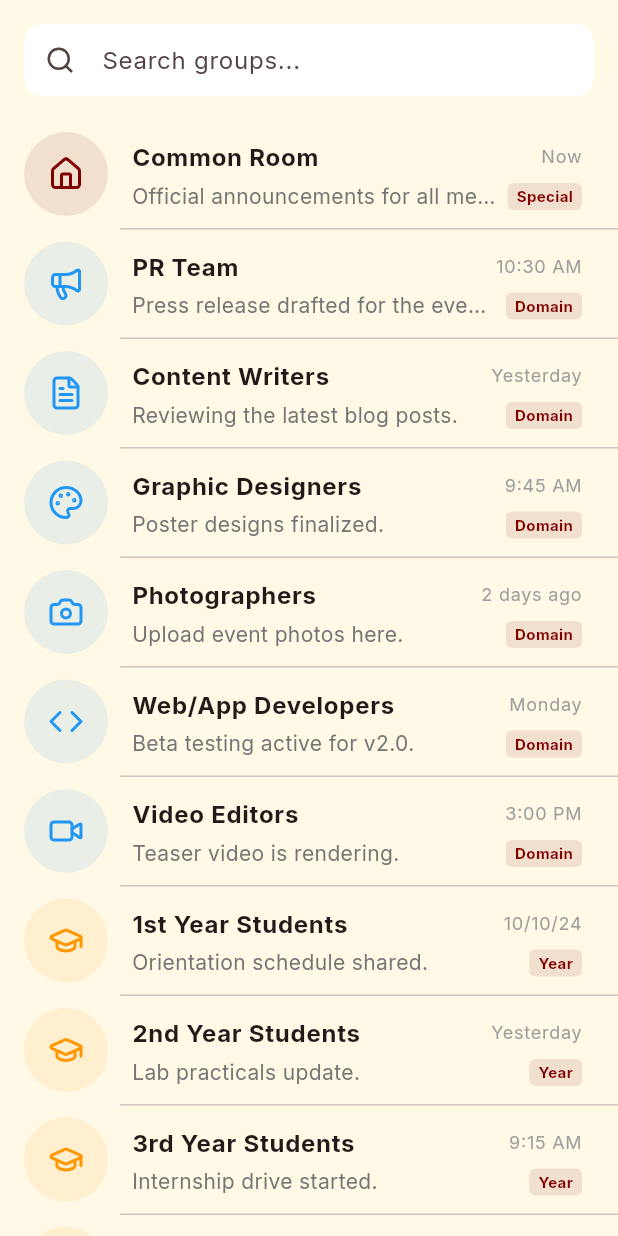
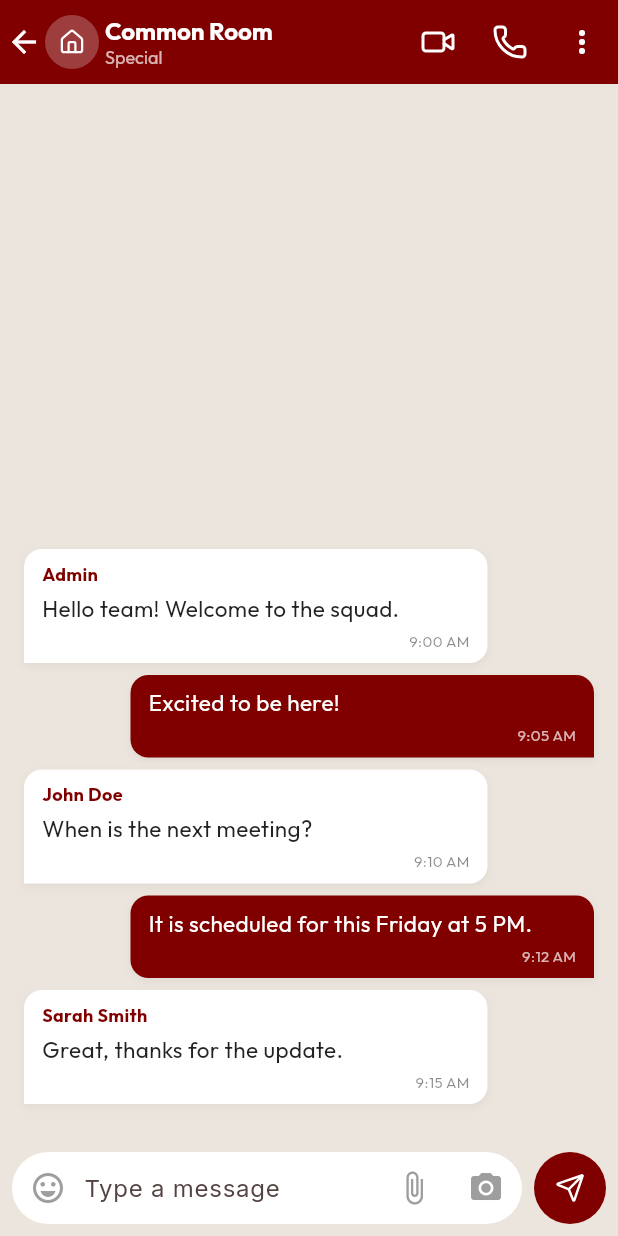
Before and after one commit to sayanjc3639q/hitian-inisde-management-app-supabase, a Flutter app: the ChatsPage widget shown alone on an empty page, opened directly, after a tap on "Common Room", on a phone screen of 412 x 824 dp. Run offline on Flutter 3.47's test engine with Material 3 defaults, Android fonts, the phone set to English and light mode, and no system bars; our stand-ins replace google_fonts, lucide_icons.

Commit message:
feat: implement WhatsApp-style inner chat page and integrate navigation

```diff
--- /dev/null
+++ b/lib/chat_detail_page.dart
@@ -0,0 +1,272 @@
+import 'package:flutter/material.dart';
+import 'package:lucide_icons/lucide_icons.dart';
+import 'package:google_fonts/google_fonts.dart';
+import 'theme.dart';
+
+class ChatDetailPage extends StatefulWidget {
+  final String groupName;
+  final String groupType;
+  final IconData icon;
+
+  const ChatDetailPage({
+    super.key,
+    required this.groupName,
+    required this.groupType,
+    required this.icon,
+  });
+
+  @override
+  State<ChatDetailPage> createState() => _ChatDetailPageState();
+}
+
+class _ChatDetailPageState extends State<ChatDetailPage> {
+  final TextEditingController _messageController = TextEditingController();
+  final List<Message> _messages = [
+    Message(text: "Hello team! Welcome to the squad.", isMe: false, time: "9:00 AM", sender: "Admin"),
+    Message(text: "Excited to be here!", isMe: true, time: "9:05 AM"),
+    Message(text: "When is the next meeting?", isMe: false, time: "9:10 AM", sender: "John Doe"),
+    Message(text: "It is scheduled for this Friday at 5 PM.", isMe: true, time: "9:12 AM"),
+    Message(text: "Great, thanks for the update.", isMe: false, time: "9:15 AM", sender: "Sarah Smith"),
+  ];
+
+  void _sendMessage() {
+    if (_messageController.text.trim().isNotEmpty) {
+      setState(() {
+        _messages.add(Message(
+          text: _messageController.text.trim(),
+          isMe: true,
+          time: TimeOfDay.now().format(context),
+        ));
+        _messageController.clear();
+      });
+    }
+  }
+
+  @override
+  Widget build(BuildContext context) {
+    return Scaffold(
+      backgroundColor: const Color(0xFFECE5DD), // Classic WhatsApp background color
+      appBar: AppBar(
+        titleSpacing: 0,
+        leadingWidth: 70,
+        leading: Row(
+          children: [
+            const SizedBox(width: 4),
+            InkWell(
+              onTap: () => Navigator.pop(context),
+              borderRadius: BorderRadius.circular(20),
+              child: Row(
+                children: [
+                  const Icon(Icons.arrow_back, size: 24),
+                  const SizedBox(width: 2),
+                  CircleAvatar(
+                    radius: 18,
+                    backgroundColor: Colors.white24,
+                    child: Icon(widget.icon, color: Colors.white, size: 18),
+                  ),
+                ],
+              ),
+            ),
+          ],
+        ),
+        title: InkWell(
+          onTap: () {
+            // Group info
+          },
+          child: Container(
+            width: double.infinity,
+            padding: const EdgeInsets.symmetric(vertical: 8),
+            child: Column(
+              crossAxisAlignment: CrossAxisAlignment.start,
+              children: [
+                Text(
+                  widget.groupName,
+                  style: GoogleFonts.outfit(
+                    fontSize: 16,
+                    fontWeight: FontWeight.bold,
+                    color: Colors.white,
+                  ),
+                ),
+                Text(
+                  widget.groupType,
+                  style: GoogleFonts.outfit(
+                    fontSize: 12,
+                    color: Colors.white70,
+                  ),
+                ),
+              ],
+            ),
+          ),
+        ),
+        actions: [
+          IconButton(icon: const Icon(LucideIcons.video), onPressed: () {}),
+          IconButton(icon: const Icon(LucideIcons.phone), onPressed: () {}),
+          IconButton(icon: const Icon(Icons.more_vert), onPressed: () {}),
+        ],
+      ),
+      body: Stack(
+        children: [
+          // Background pattern placeholder (optional)
+          Opacity(
+            opacity: 0.05,
+            child: Image.asset(
+              'assets/images/chat_bg.png', // You can add a subtle pattern here
+              fit: BoxFit.cover,
+              width: double.infinity,
+              height: double.infinity,
+              errorBuilder: (context, error, stackTrace) => const SizedBox.shrink(),
+            ),
+          ),
+          Column(
+            children: [
+              Expanded(
+                child: ListView.builder(
+                  padding: const EdgeInsets.all(16),
+                  reverse: true, // Show latest messages at the bottom
+                  itemCount: _messages.length,
+                  itemBuilder: (context, index) {
+                    final message = _messages.reversed.toList()[index];
+                    return _buildMessageBubble(message);
+                  },
+                ),
+              ),
+              _buildInputBar(),
+            ],
+          ),
+        ],
+      ),
+    );
+  }
+
+  Widget _buildMessageBubble(Message message) {
+    return Align(
+      alignment: message.isMe ? Alignment.centerRight : Alignment.centerLeft,
+      child: Container(
+        margin: const EdgeInsets.only(bottom: 8),
+        padding: const EdgeInsets.symmetric(horizontal: 12, vertical: 8),
+        decoration: BoxDecoration(
+          color: message.isMe ? AppTheme.maroon : Colors.white,
+          borderRadius: BorderRadius.only(
+            topLeft: const Radius.circular(12),
+            topRight: const Radius.circular(12),
+            bottomLeft: message.isMe ? const Radius.circular(12) : Radius.zero,
+            bottomRight: message.isMe ? Radius.zero : const Radius.circular(12),
+          ),
+          boxShadow: [
+            BoxShadow(
+              color: Colors.black.withOpacity(0.05),
+              blurRadius: 4,
+              offset: const Offset(0, 2),
+            ),
+          ],
+        ),
+        constraints: BoxConstraints(
+          maxWidth: MediaQuery.of(context).size.width * 0.75,
+        ),
+        child: Column(
+          crossAxisAlignment: CrossAxisAlignment.start,
+          children: [
+            if (!message.isMe && message.sender != null)
+              Padding(
+                padding: const EdgeInsets.only(bottom: 4),
+                child: Text(
+                  message.sender!,
+                  style: GoogleFonts.outfit(
+                    fontSize: 12,
+                    fontWeight: FontWeight.bold,
+                    color: AppTheme.maroon,
+                  ),
+                ),
+              ),
+            Text(
+              message.text,
+              style: GoogleFonts.outfit(
+                fontSize: 15,
+                color: message.isMe ? Colors.white : Colors.black87,
+              ),
+            ),
+            const SizedBox(height: 4),
+            Align(
+              alignment: Alignment.bottomRight,
+              child: Text(
+                message.time,
+                style: GoogleFonts.outfit(
+                  fontSize: 10,
+                  color: message.isMe ? Colors.white70 : Colors.black45,
+                ),
+              ),
+            ),
+          ],
+        ),
+      ),
+    );
+  }
+
+  Widget _buildInputBar() {
+    return Container(
+      padding: const EdgeInsets.symmetric(horizontal: 8, vertical: 8),
+      color: Colors.transparent,
+      child: Row(
+        children: [
+          Expanded(
+            child: Container(
+              decoration: BoxDecoration(
+                color: Colors.white,
+                borderRadius: BorderRadius.circular(25),
+              ),
+              child: Row(
+                children: [
+                  IconButton(
+                    icon: const Icon(Icons.emoji_emotions_outlined, color: Colors.grey),
+                    onPressed: () {},
+                  ),
+                  Expanded(
+                    child: TextField(
+                      controller: _messageController,
+                      decoration: const InputDecoration(
+                        hintText: "Type a message",
+                        border: InputBorder.none,
+                      ),
+                      onSubmitted: (_) => _sendMessage(),
+                    ),
+                  ),
+                  IconButton(
+                    icon: const Icon(Icons.attach_file, color: Colors.grey),
+                    onPressed: () {},
+                  ),
+                  IconButton(
+                    icon: const Icon(Icons.camera_alt, color: Colors.grey),
+                    onPressed: () {},
+                  ),
+                ],
+              ),
+            ),
+          ),
+          const SizedBox(width: 8),
+          GestureDetector(
+            onTap: _sendMessage,
+            child: CircleAvatar(
+              radius: 24,
+              backgroundColor: AppTheme.maroon,
+              child: const Icon(LucideIcons.send, color: Colors.white, size: 20),
+            ),
+          ),
+        ],
+      ),
+    );
+  }
+}
+
+class Message {
+  final String text;
+  final bool isMe;
+  final String time;
+  final String? sender;
+
+  Message({
+    required this.text,
+    required this.isMe,
+    required this.time,
+    this.sender,
+  });
+}
--- a/lib/chats_page.dart
+++ b/lib/chats_page.dart
@@ -1,5 +1,6 @@
 import 'package:flutter/material.dart';
 import 'package:lucide_icons/lucide_icons.dart';
+import 'chat_detail_page.dart';
 
 class ChatsPage extends StatelessWidget {
   const ChatsPage({super.key});
@@ -102,7 +103,16 @@ class ChatsPage extends StatelessWidget {
                   ),
                 ),
                 onTap: () {
-                  // Navigate to chat detail
+                  Navigator.push(
+                    context,
+                    MaterialPageRoute(
+                      builder: (context) => ChatDetailPage(
+                        groupName: group.name,
+                        groupType: group.type,
+                        icon: group.icon,
+                      ),
+                    ),
+                  );
                 },
               );
             },
```
